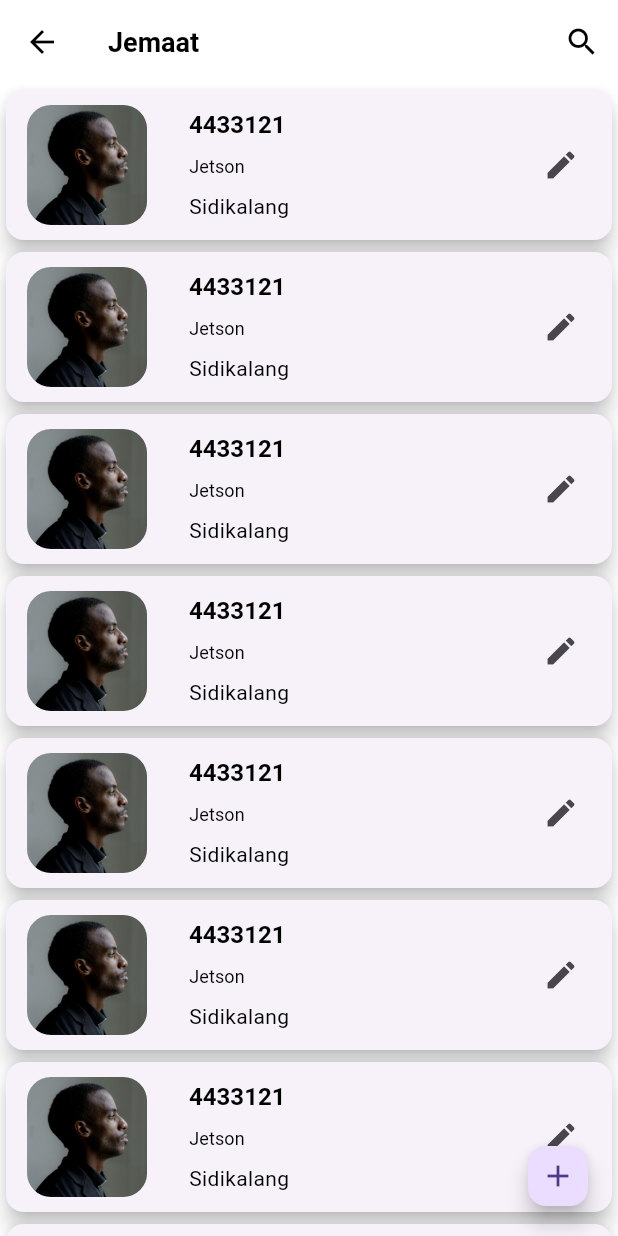
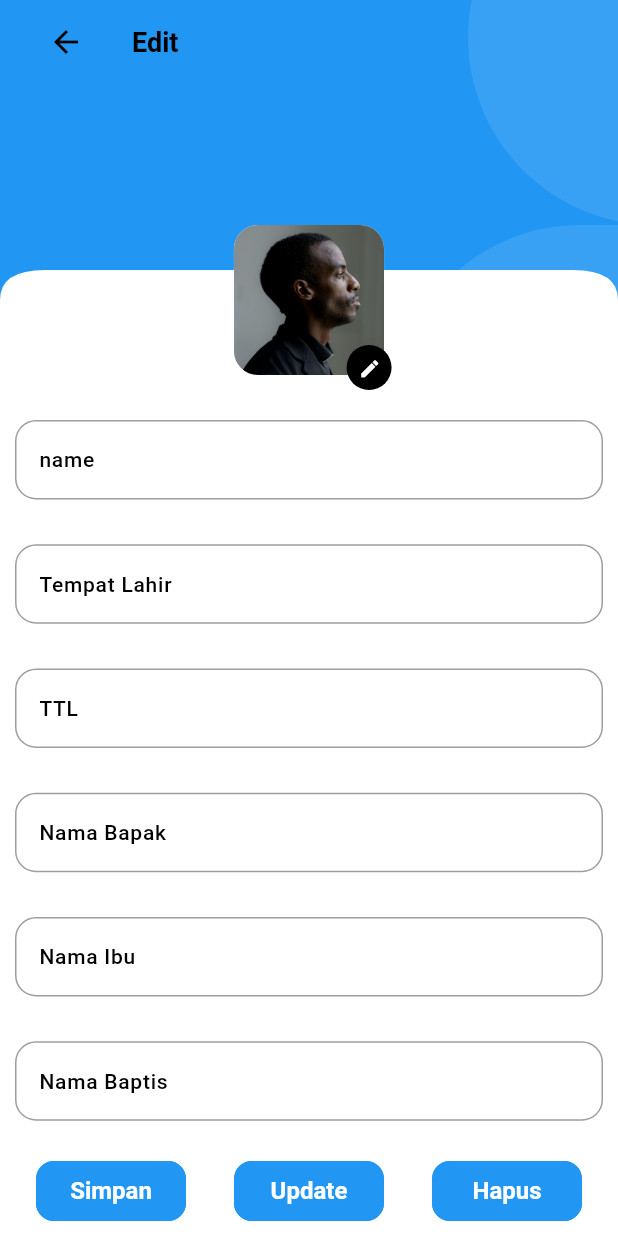
Before and after one commit to thesquad7/mobileGKI, a Flutter app: the Jemaat screen opened directly, after a tap on the "edit" icon, on a phone screen of 412 x 824 dp. Run offline on Flutter 3.47's test engine with Material 3 defaults, Android fonts, the phone set to English and light mode, and no system bars; our stand-ins replace carousel_slider, get; Roboto replaces fonts that are missing (Poppins).

Commit message:
Jemaat CRUD Implementation Done

```diff
--- /dev/null
+++ b/config.json
@@ -0,0 +1,12 @@
+{
+    "modules": [],
+    "module_directory_name": "module",
+    "experimental_mode": false,
+    "learning_mode": false,
+    "unfreezed": true,
+    "use_cubit": false,
+    "ignore_core_generator_for_directories": [
+        "lib/model",
+        "lib/models"
+    ]
+}
--- /dev/null
+++ b/lib/common/widget/c_editphotojemaat.dart
@@ -0,0 +1,45 @@
+import 'package:MobileGKI/common/widget/c_rondedimg.dart';
+import 'package:MobileGKI/utils/constrains/image_string.dart';
+import 'package:MobileGKI/utils/helper/helper_function.dart';
+import 'package:flutter/material.dart';
+
+class EditPhotoJemaat extends StatelessWidget {
+  const EditPhotoJemaat({
+    super.key,
+  });
+
+  @override
+  Widget build(BuildContext context) {
+    final dark = FilemonHelperFunctions.isDarkMode(context);
+
+    return Positioned(
+      top: 150,
+      child: SizedBox(
+        height: 120,
+        child: Stack(clipBehavior: Clip.none, children: [
+          RoundedIMG(
+            height: 100,
+            imageUrl: Filemonimages.pendeta1,
+          ),
+          Positioned(
+            bottom: 10,
+            right: -5,
+            child: Container(
+                width: 30,
+                height: 30,
+                decoration: BoxDecoration(
+                    color: dark ? Colors.white : Colors.black,
+                    borderRadius: BorderRadius.circular(100)),
+                child: IconButton(
+                    color: dark ? Colors.black : Colors.white,
+                    onPressed: () {},
+                    icon: Icon(
+                      Icons.edit,
+                      size: 15,
+                    ))),
+          )
+        ]),
+      ),
+    );
+  }
+}
--- a/lib/home/d_config/base_page.dart
+++ b/lib/home/d_config/base_page.dart
@@ -0,0 +1,62 @@
+import 'package:MobileGKI/utils/theme/constrains/c_textfield.dart';
+import 'package:flutter/material.dart';
+
+class FTextFieldJemaat extends StatelessWidget {
+  const FTextFieldJemaat({
+    super.key,
+    required this.nama,
+    required this.tempatlahir,
+    required this.tanggallahir,
+    required this.n_bapak,
+    required this.n_ibu,
+    required this.n_baptis,
+    required this.alamat,
+  });
+  final TextEditingController nama,
+      tempatlahir,
+      tanggallahir,
+      n_bapak,
+      n_ibu,
+      n_baptis,
+      alamat;
+
+  @override
+  Widget build(BuildContext context) {
+    return Container(
+      height: 550,
+      child: Column(
+        mainAxisAlignment: MainAxisAlignment.spaceBetween,
+        children: [
+          FTextField(
+            controller: nama,
+            title: "name",
+          ),
+          FTextField(
+            controller: tempatlahir,
+            title: "Tempat Lahir",
+          ),
+          FTextField(
+            controller: tanggallahir,
+            title: "TTL",
+          ),
+          FTextField(
+            controller: n_bapak,
+            title: "Nama Bapak",
+          ),
+          FTextField(
+            controller: n_ibu,
+            title: "Nama Ibu",
+          ),
+          FTextField(
+            controller: n_baptis,
+            title: "Nama Baptis",
+          ),
+          FTextField(
+            controller: alamat,
+            title: "Alamat",
+          ),
+        ],
+      ),
+    );
+  }
+}
--- a/lib/home/nested/aa_jemaat_page.dart
+++ b/lib/home/nested/aa_jemaat_page.dart
@@ -1,7 +1,8 @@
-import 'package:MobileGKI/common/widget/c_appabar.dart';
 import 'package:MobileGKI/common/widget/c_rondedimg.dart';
+import 'package:MobileGKI/home/nested/edit/crud_aa_jemaat.dart';
 import 'package:MobileGKI/utils/constrains/image_string.dart';
 import 'package:flutter/material.dart';
+import 'package:get/get.dart';
 
 class Jemaat extends StatelessWidget {
   const Jemaat({super.key});
@@ -82,7 +83,7 @@ class JemaatItem extends StatelessWidget {
               Container(
                 width: 40,
                 child: IconButton(
-                  onPressed: () {},
+                  onPressed: () => Get.to(() => EditJemaat()),
                   icon: Icon(Icons.edit),
                 ),
               )
--- /dev/null
+++ b/lib/home/nested/edit/crud_aa_jemaat.dart
@@ -0,0 +1,97 @@
+import 'package:MobileGKI/common/widget/c_appabar.dart';
+import 'package:MobileGKI/common/widget/c_editphotojemaat.dart';
+import 'package:MobileGKI/common/widget/c_header.dart';
+import 'package:MobileGKI/home/d_config/base_page.dart';
+import 'package:MobileGKI/utils/helper/helper_function.dart';
+
+import 'package:flutter/material.dart';
+
+class EditJemaat extends StatefulWidget {
+  @override
+  JemaatEdit createState() => JemaatEdit();
+}
+
+class JemaatEdit extends State<EditJemaat> {
+  late TextEditingController? nama,
+      tempatlahir,
+      tanggallahir,
+      _nbapak,
+      _nibu,
+      _nbabptis,
+      _alamat;
+  void initState() {
+    super.initState();
+    nama = TextEditingController();
+    tempatlahir = TextEditingController();
+    tanggallahir = TextEditingController();
+    _alamat = TextEditingController();
+    _nbapak = TextEditingController();
+    _nibu = TextEditingController();
+    _nbabptis = TextEditingController();
+  }
+
+  @override
+  Widget build(BuildContext context) {
+    final dark = FilemonHelperFunctions.isDarkMode(context);
+    return Scaffold(
+      bottomNavigationBar: Container(
+        height: 60,
+        decoration: BoxDecoration(
+            color: dark ? Colors.black54 : Colors.white54,
+            borderRadius: BorderRadius.only(
+                topLeft: Radius.circular(8), topRight: Radius.circular(8))),
+        child: Padding(
+          padding: const EdgeInsets.symmetric(horizontal: 8),
+          child: Row(
+            mainAxisAlignment: MainAxisAlignment.spaceAround,
+            children: [
+              Container(
+                  width: 100,
+                  child:
+                      ElevatedButton(onPressed: () {}, child: Text("Simpan"))),
+              Container(
+                  width: 100,
+                  child:
+                      ElevatedButton(onPressed: () {}, child: Text("Update"))),
+              Container(
+                  width: 100,
+                  child: ElevatedButton(onPressed: () {}, child: Text("Hapus")))
+            ],
+          ),
+        ),
+      ),
+      body: SingleChildScrollView(
+        child: Column(
+          children: [
+            Stack(
+              alignment: Alignment.center,
+              clipBehavior: Clip.none,
+              children: [
+                FilemonPrimaryHeaderCon(
+                    height: 200,
+                    child: FilemonAppBar(
+                      showBackArrow: true,
+                      title: Text("Edit"),
+                    ),
+                    color: Colors.blue),
+                EditPhotoJemaat(),
+              ],
+            ),
+            SizedBox(height: 80),
+            FTextFieldJemaat(
+                nama: nama!,
+                tempatlahir: tempatlahir!,
+                tanggallahir: tanggallahir!,
+                n_bapak: _nbapak!,
+                n_ibu: _nibu!,
+                n_baptis: _nbabptis!,
+                alamat: _alamat!),
+            SizedBox(
+              height: 10,
+            )
+          ],
+        ),
+      ),
+    );
+  }
+}
--- /dev/null
+++ b/lib/utils/theme/constrains/c_textfield.dart
@@ -0,0 +1,32 @@
+import 'package:flutter/material.dart';
+
+class FTextField extends StatelessWidget {
+  const FTextField({
+    super.key,
+    required this.title,
+    this.passtext = false,
+    this.controller,
+  });
+
+  final String title;
+  final bool passtext;
+  final TextEditingController? controller;
+
+  @override
+  Widget build(BuildContext context) {
+    return Padding(
+      padding: const EdgeInsets.symmetric(horizontal: 10),
+      child: SizedBox(
+        width: double.infinity,
+        child: TextField(
+          obscureText: passtext,
+          controller: controller,
+          decoration: InputDecoration(
+            border: OutlineInputBorder(),
+            labelText: title,
+          ),
+        ),
+      ),
+    );
+  }
+}
```
Also changed, not shown: lib/common/widget/textfieldjemaat_crud.dart (added).
